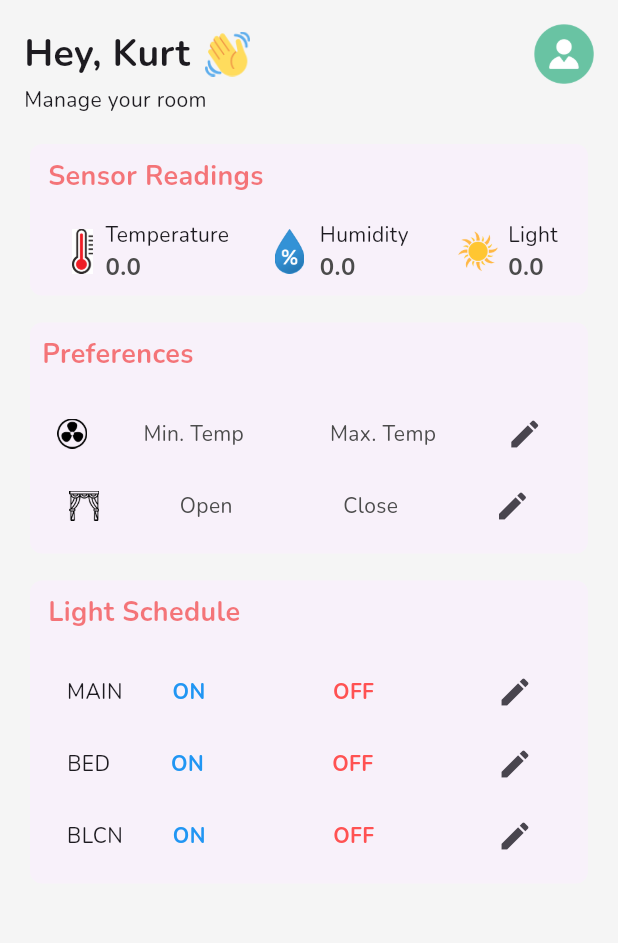
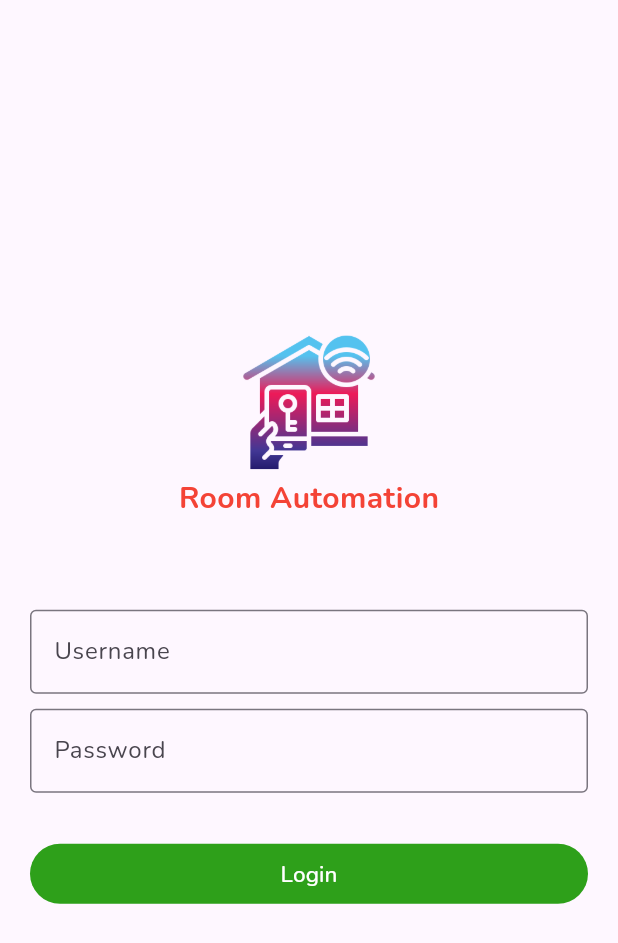
Before and after one commit to mrkurtt/room-automation, a Flutter app: the screen it shows after launch, on a phone screen of 412 x 824 dp. Shown: the top 943 px of the screen. Run offline on Flutter 3.47's test engine with Material 3 defaults, Android fonts, the phone set to English and light mode, and no system bars; our stand-ins replace firebase_core, firebase_database, fluttertoast, shared_preferences; accounts and stored records are empty.

Commit message:
feat: login and logout

```diff
--- a/lib/main.dart
+++ b/lib/main.dart
@@ -9,15 +9,29 @@ import 'package:micro_room_automation/screens/light/edit_balcony.dart';
 import 'package:micro_room_automation/screens/light/edit_bed.dart';
 import 'package:micro_room_automation/screens/light/edit_main.dart';
 import 'package:flutter/material.dart';
+import 'package:micro_room_automation/screens/login.dart';
+import 'package:shared_preferences/shared_preferences.dart';
+
+Future<int> checkLoggedIn() async {
+  SharedPreferences prefs = await SharedPreferences.getInstance();
+
+  int? loggedIn = prefs.getInt('loggedIn') ?? 0;
+  return loggedIn;
+}
 
 Future<void> main() async {
   WidgetsFlutterBinding.ensureInitialized();
+  int loggedIn = await checkLoggedIn();
+  print(loggedIn);
   await Firebase.initializeApp(options: DefaultFirebaseOptions.currentPlatform);
-  runApp(const MyApp());
+  runApp(MyApp(
+    isLoggedIn: loggedIn,
+  ));
 }
 
 class MyApp extends StatelessWidget {
-  const MyApp({super.key});
+  final int isLoggedIn;
+  const MyApp({super.key, required this.isLoggedIn});
 
   @override
   Widget build(BuildContext context) {
@@ -31,33 +45,16 @@ class MyApp extends StatelessWidget {
         useMaterial3: true,
       ),
       routes: {
+        '/login': (context) => const Login(),
+        '/home': (context) => const HomeScreen(),
         '/edit/fan': (context) => const EditFan(),
         '/edit/curtain': (context) => const EditCurtain(),
         '/edit/main': (context) => const EditMainLight(),
         '/edit/bed': (context) => const EditBedLight(),
         '/edit/balcony': (context) => const EditBalconyLight(),
       },
-      home: const PersonalRoomAutomation(title: 'Personal Room Automation'),
+      initialRoute: isLoggedIn.toInt() == 1 ? '/home' : '/login',
+      // home: const PersonalRoomAutomation(title: 'Personal Room Automation'),
     );
   }
 }
-
-class PersonalRoomAutomation extends StatefulWidget {
-  const PersonalRoomAutomation({super.key, required this.title});
-  final String title;
-
-  @override
-  State<PersonalRoomAutomation> createState() => _PersonalRoomAutomationState();
-}
-
-class _PersonalRoomAutomationState extends State<PersonalRoomAutomation> {
-  @override
-  Widget build(BuildContext context) {
-    return SafeArea(
-      child: Scaffold(
-        backgroundColor: const Color.fromARGB(255, 245, 245, 245),
-        body: SingleChildScrollView(child: HomeScreen()),
-      ),
-    );
-  }
-}
--- /dev/null
+++ b/lib/screens/login.dart
@@ -0,0 +1,134 @@
+import 'package:firebase_database/firebase_database.dart';
+import 'package:flutter/material.dart';
+import 'package:fluttertoast/fluttertoast.dart';
+import 'package:shared_preferences/shared_preferences.dart';
+
+class Login extends StatefulWidget {
+  const Login({super.key});
+
+  @override
+  State<Login> createState() => _LoginState();
+}
+
+class _LoginState extends State<Login> {
+  DatabaseReference authRef = FirebaseDatabase.instance.ref('users');
+
+  String correctUname = 'iamadmin';
+  String correctPassword = 'whoami';
+  bool success = false;
+
+  final _formKey = GlobalKey<FormState>();
+  String _username = '';
+  String _password = '';
+
+  Future login() async {
+    final SharedPreferences prefs = await SharedPreferences.getInstance();
+
+    if (_formKey.currentState!.validate()) {
+      _formKey.currentState!.save();
+      print('Username: $_username, Password: $_password');
+
+      if (_username != correctUname || _password != correctPassword) {
+        Fluttertoast.showToast(
+            msg: 'Incorrect username or password',
+            gravity: ToastGravity.BOTTOM,
+            timeInSecForIosWeb: 1,
+            backgroundColor: const Color.fromARGB(255, 77, 77, 77),
+            textColor: Colors.white,
+            fontSize: 16.0);
+      } else {
+        prefs.setInt('loggedIn', 1);
+
+        Fluttertoast.showToast(
+            msg: 'Login successful',
+            gravity: ToastGravity.BOTTOM,
+            timeInSecForIosWeb: 1,
+            backgroundColor: const Color.fromARGB(255, 77, 77, 77),
+            textColor: Colors.white,
+            fontSize: 16.0);
+
+        Navigator.popAndPushNamed(context, '/home');
+      }
+    }
+  }
+
+  @override
+  Widget build(BuildContext context) {
+    return Scaffold(
+      body: Center(
+        child: SingleChildScrollView(
+          padding: EdgeInsets.all(20.0),
+          child: Form(
+            key: _formKey,
+            child: Column(
+              mainAxisAlignment: MainAxisAlignment.center,
+              children: <Widget>[
+                Image.asset(
+                  'assets/iot-icon.png',
+                  width: 100.0,
+                  height: 100.0,
+                ),
+                Text(
+                  'Room Automation',
+                  style: TextStyle(
+                      fontSize: 20.0,
+                      fontWeight: FontWeight.bold,
+                      color: Colors.red),
+                ),
+                SizedBox(height: 60.0),
+                TextFormField(
+                  decoration: InputDecoration(
+                    labelText: 'Username',
+                    border: OutlineInputBorder(),
+                  ),
+                  validator: (value) {
+                    if (value!.isEmpty) {
+                      return 'Please enter your username';
+                    }
+                    return null;
+                  },
+                  onSaved: (newValue) => _username = newValue!,
+                ),
+                SizedBox(height: 10.0),
+                TextFormField(
+                  obscureText: true,
+                  decoration: InputDecoration(
+                    labelText: 'Password',
+                    border: OutlineInputBorder(),
+                  ),
+                  validator: (value) {
+                    if (value!.isEmpty) {
+                      return 'Please enter your password';
+                    }
+                    return null;
+                  },
+                  onSaved: (newValue) => _password = newValue!,
+                ),
+                SizedBox(height: 30.0),
+                Row(
+                  children: [
+                    Expanded(
+                      child: TextButton(
+                        style: TextButton.styleFrom(
+                          foregroundColor: Colors.white,
+                          backgroundColor: Color.fromARGB(255, 46, 160, 26),
+                          padding: const EdgeInsets.symmetric(
+                              vertical: 8.0, horizontal: 16.0),
+                        ),
+                        onPressed: login,
+                        child: Text(
+                          'Login',
+                          style: TextStyle(fontSize: 15.0),
+                        ),
+                      ),
+                    ),
+                  ],
+                ),
+              ],
+            ),
+          ),
+        ),
+      ),
+    );
+  }
+}
--- a/pubspec.yaml
+++ b/pubspec.yaml
@@ -37,11 +37,16 @@ dependencies:
   firebase_core: ^2.24.2
   firebase_database: ^10.4.0
   fluttertoast: ^8.2.5
+  shared_preferences: ^2.2.3
 
 dev_dependencies:
   flutter_test:
     sdk: flutter
+  flutter_launcher_icons: ^0.13.1
 
+flutter_icons:
+  android: true
+  image_path: 'assets/iot-icon.png'
   # The "flutter_lints" package below contains a set of recommended lints to
   # encourage good coding practices. The lint set provided by the package is
   # activated in the `analysis_options.yaml` file located at the root of your
@@ -68,6 +73,7 @@ flutter:
     - assets/curtain-icon.png
     - assets/wave-icon.png
     - assets/profile-icon.png
+    - assets/iot-icon.png
 
   # An image asset can refer to one or more resolution-specific "variants", see
   # https://flutter.dev/assets-and-images/#resolution-aware
```
Also changed, not shown: lib/screens/home.dart (+36 -7 lines), pubspec.lock.
